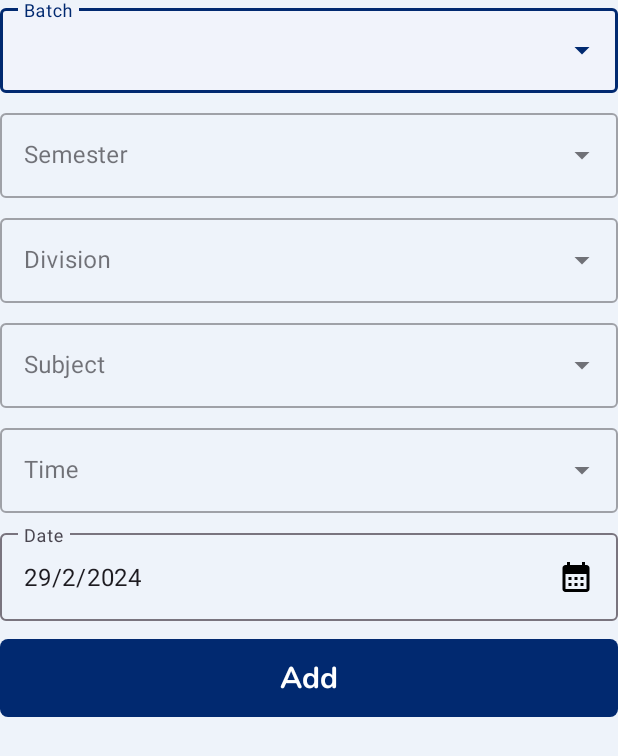
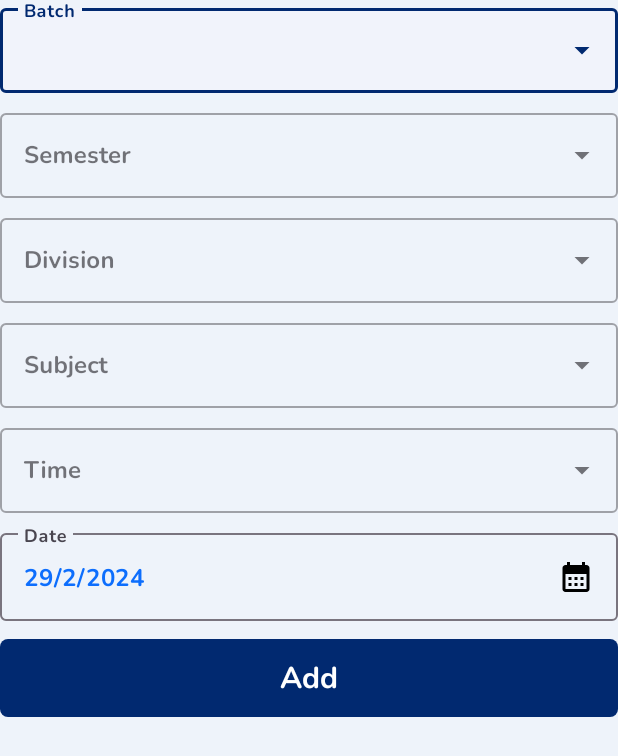
Before and after one commit to jignesh-rathod/AMS-ANDROID, an Android app: the fragment AttendanceFragment shown on its own in the app's theme, on a phone screen of 412 x 824 dp. Shown: the top 756 px of the screen. Run offline under Robolectric (Android 15) with nearby library versions, the phone set to English and light mode, and no system bars; network calls fail; 2 statements that could not run were skipped.

Commit message:
Change attendance ui text color,family and Some Improvement

```diff
--- /dev/null
+++ b/app/src/main/java/com/app/ams/Util.kt
@@ -0,0 +1,41 @@
+package com.app.ams
+
+import android.content.Context
+import android.util.DisplayMetrics
+import com.app.ams.models.DateDetail
+import java.util.*
+
+class Util
+{
+    companion object
+    {
+        fun getCurrentDate(): DateDetail
+        {
+            val calendar: Calendar = Calendar.getInstance()
+            val year: Int = calendar.get(Calendar.YEAR)
+            val month: Int = calendar.get(Calendar.MONTH)
+            val day: Int = calendar.get(Calendar.DAY_OF_MONTH)
+
+            return DateDetail(day, month, year)
+        }
+
+        fun isToday(date: String): Boolean
+        {
+            val currentDate = getCurrentDate()
+            val temp = date.split("-")
+            val attendanceDate = DateDetail(
+                day = temp[2].toInt(),
+                month = temp[1].toInt() - 1,
+                year = temp[0].toInt()
+            )
+
+            return currentDate == attendanceDate
+        }
+
+        fun dpToPx(context: Context, dp: Int): Int
+        {
+            val displayMetrics = context.resources.displayMetrics
+            return Math.round(dp * (displayMetrics.xdpi / DisplayMetrics.DENSITY_DEFAULT))
+        }
+    }
+}
--- a/app/src/main/java/com/app/ams/fragments/AttendanceFragment.kt
+++ b/app/src/main/java/com/app/ams/fragments/AttendanceFragment.kt
@@ -17,17 +17,16 @@ import android.view.LayoutInflater
 import android.app.DatePickerDialog
 import android.widget.AutoCompleteTextView
 import android.app.DatePickerDialog.OnDateSetListener
-import android.util.DisplayMetrics
 import android.widget.Button
 import android.widget.ProgressBar
 import androidx.constraintlayout.widget.ConstraintLayout
 import androidx.recyclerview.widget.LinearLayoutManager
 import androidx.recyclerview.widget.RecyclerView
 
-import java.util.*
 import java.net.HttpURLConnection
 
 import com.app.ams.R
+import com.app.ams.Util
 import com.app.ams.adapters.*
 import com.app.ams.api.attendance.add.AddAttendanceHandler
 import com.app.ams.api.attendance.add.AddAttendanceRequest
@@ -45,7 +44,6 @@ import com.app.ams.api.student.getforattendance.GetStudentForAttendanceHandler.C
 import com.app.ams.api.student.getforattendance.models.Student
 import com.app.ams.api.subject.get.GetSubjectHandler
 import com.app.ams.api.subject.get.GetSubjectHandler.Companion.asGetSubjectResponse
-import com.app.ams.models.DateDetails
 import com.google.android.material.snackbar.Snackbar
 
 import com.google.android.material.textfield.TextInputEditText
@@ -98,7 +96,7 @@ class AttendanceFragment : Fragment(), StudentForAttendanceRVAdapter.OnCheckedCh
 
         initialize()
 
-        val date = fetchCurrentDate()
+        val date = Util.getCurrentDate()
         currentDate = "${date.day}/${date.month + 1}/${date.year}"
         selectedDate = "${date.year}-${date.month + 1}-${date.day}"
 
@@ -146,16 +144,6 @@ class AttendanceFragment : Fragment(), StudentForAttendanceRVAdapter.OnCheckedCh
         rvStudents = rootView.findViewById(R.id.rvStudents)
         btnInsert = rootView.findViewById(R.id.btnInsert)
         btnCancel = rootView.findViewById(R.id.btnCancel)
-    }
-
-    private fun fetchCurrentDate(): DateDetails
-    {
-        val calendar: Calendar = Calendar.getInstance()
-        val year: Int = calendar.get(Calendar.YEAR)
-        val month: Int = calendar.get(Calendar.MONTH)
-        val day: Int = calendar.get(Calendar.DAY_OF_MONTH)
-
-        return DateDetails(day, month, year)
     }
 
     private fun showDatePickerDialog(day: Int, month: Int, year: Int)
@@ -419,7 +407,7 @@ class AttendanceFragment : Fragment(), StudentForAttendanceRVAdapter.OnCheckedCh
                         studentForAttendanceRVAdapter = StudentForAttendanceRVAdapter(context, R.layout.student_list_item_for_attendance, data.students, this@AttendanceFragment)
 
                         val layoutParams: ViewGroup.LayoutParams = rvStudents.layoutParams
-                        layoutParams.height = studentForAttendanceRVAdapter.itemCount * dpToPx(91)
+                        layoutParams.height = studentForAttendanceRVAdapter.itemCount * Util.dpToPx(context, 91)
                         rvStudents.layoutParams = layoutParams
 
                         rvStudents.layoutManager = LinearLayoutManager(context, LinearLayoutManager.VERTICAL, false)
@@ -436,15 +424,9 @@ class AttendanceFragment : Fragment(), StudentForAttendanceRVAdapter.OnCheckedCh
         }
     }
 
-    private fun dpToPx(dp: Int): Int
-    {
-        val displayMetrics = context.resources.displayMetrics
-        return Math.round(dp * (displayMetrics.xdpi / DisplayMetrics.DENSITY_DEFAULT))
-    }
-
     private fun resetAddAttendanceFormFields()
     {
-        val date = fetchCurrentDate()
+        val date = Util.getCurrentDate()
         currentDate = "${date.day}/${date.month + 1}/${date.year}"
         selectedDate = "${date.year}-${date.month + 1}-${date.day}"
         etDate.setText(currentDate)
--- /dev/null
+++ b/app/src/main/java/com/app/ams/models/DateDetail.kt
@@ -0,0 +1,3 @@
+package com.app.ams.models
+
+data class DateDetail(val day: Int, val month: Int, val year: Int)
--- a/app/src/main/java/com/app/ams/models/DateDetails.kt
+++ /dev/null
@@ -1,3 +0,0 @@
-package com.app.ams.models
-
-data class DateDetails(val day: Int, val month: Int, val year: Int)
--- a/app/src/main/res/layout/fragment_attendance.xml
+++ b/app/src/main/res/layout/fragment_attendance.xml
@@ -39,6 +39,8 @@
                 android:id="@+id/ddBatch"
                 android:layout_width="match_parent"
                 android:layout_height="wrap_content"
+                android:fontFamily="@font/nunito_bold"
+                android:textColor="@color/secondary_light"
                 android:inputType="none" />
 
         </com.google.android.material.textfield.TextInputLayout>
@@ -56,6 +58,8 @@
                 android:id="@+id/ddSemester"
                 android:layout_width="match_parent"
                 android:layout_height="wrap_content"
+                android:fontFamily="@font/nunito_bold"
+                android:textColor="@color/secondary_light"
                 android:inputType="none" />
 
         </com.google.android.material.textfield.TextInputLayout>
@@ -73,6 +77,8 @@
                 android:id="@+id/ddDivision"
                 android:layout_width="match_parent"
                 android:layout_height="wrap_content"
+                android:fontFamily="@font/nunito_bold"
+                android:textColor="@color/secondary_light"
                 android:inputType="none" />
 
         </com.google.android.material.textfield.TextInputLayout>
@@ -90,6 +96,8 @@
                 android:id="@+id/ddSubject"
                 android:layout_width="match_parent"
                 android:layout_height="wrap_content"
+                android:fontFamily="@font/nunito_bold"
+                android:textColor="@color/secondary_light"
                 android:inputType="none" />
 
         </com.google.android.material.textfield.TextInputLayout>
@@ -107,6 +115,8 @@
                 android:id="@+id/ddTime"
                 android:layout_width="match_parent"
                 android:layout_height="wrap_content"
+                android:fontFamily="@font/nunito_bold"
+                android:textColor="@color/secondary_light"
                 android:inputType="none" />
 
         </com.google.android.material.textfield.TextInputLayout>
@@ -123,6 +133,8 @@
                 android:id="@+id/etDate"
                 android:layout_width="match_parent"
                 android:layout_height="wrap_content"
+                android:fontFamily="@font/nunito_bold"
+                android:textColor="@color/secondary_light"
                 android:focusable="false"
                 android:clickable="true"
                 android:inputType="none"
--- a/app/src/main/res/layout/student_list_item_for_attendance.xml
+++ b/app/src/main/res/layout/student_list_item_for_attendance.xml
@@ -30,6 +30,7 @@
             android:textSize="20sp"
             android:textStyle="bold"
             android:fontFamily="@font/poppins_semibold"
+            android:textColor="@color/primary_light"
             android:layout_marginStart="10dp"
             app:layout_constraintTop_toTopOf="parent"
             app:layout_constraintBottom_toBottomOf="parent"
@@ -45,6 +46,7 @@
             tools:text="Jignesh Rathod"
             android:textSize="20sp"
             android:textStyle="bold"
+            android:textColor="@color/primary_light"
             android:fontFamily="@font/poppins_semibold"
             app:layout_constraintTop_toTopOf="parent"
             app:layout_constraintBottom_toBottomOf="parent"/>
```
Also changed, not shown: app/src/main/java/com/app/ams/fragments/DashboardFragment.kt (+3 -34 lines), app/src/main/java/com/app/ams/fragments/StudentDashboardFragment.kt (+3 -33 lines).
